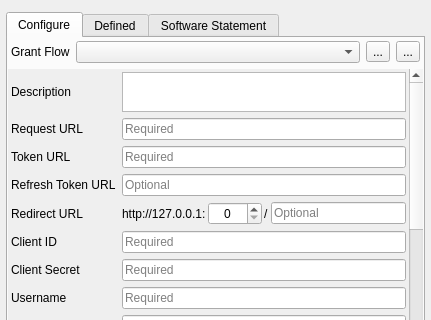
The window that src/auth/oauth2/qgsauthoauth2edit.ui (qgis/QGIS) describes before a commit, drawn with Qt 5; both pictures show x 0 to 431 and y 0 to 320 of the 431 by 676 pixel window.
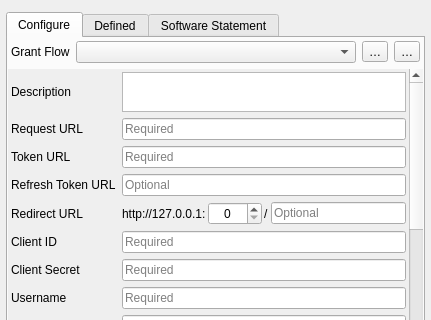
The same window after the commit. The open tabs and pages were chosen to show the change. Icons and pictures are not drawn. Custom widgets are drawn as their Qt base class.

What changed in the file:
```diff
--- a/src/auth/oauth2/qgsauthoauth2edit.ui
+++ b/src/auth/oauth2/qgsauthoauth2edit.ui
@@ -154,7 +154,7 @@
                 <string>Export configuration</string>
                </property>
                <property name="text">
-                <string>...</string>
+                <string>…</string>
                </property>
                <property name="icon">
                 <iconset resource="oauth2_resources.qrc">
@@ -174,7 +174,7 @@
                 <string>Import configuration</string>
                </property>
                <property name="text">
-                <string>...</string>
+                <string>…</string>
                </property>
                <property name="icon">
                 <iconset resource="oauth2_resources.qrc">
```
Left out of the diff: 4 changed lines with no effect on the pictures.
